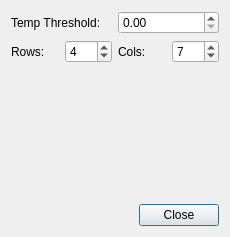
Qt form forms/ConfigDialog.ui (Knueppl/optris_intrinsic_calibration_tool) before a commit.
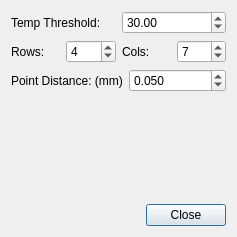
The same form after that commit.

Diff of the .ui file:
```diff
--- a/forms/ConfigDialog.ui
+++ b/forms/ConfigDialog.ui
@@ -6,7 +6,7 @@
    <rect>
     <x>0</x>
     <y>0</y>
-    <width>230</width>
+    <width>237</width>
     <height>237</height>
    </rect>
   </property>
@@ -24,7 +24,11 @@
       </widget>
      </item>
      <item>
-      <widget class="QDoubleSpinBox" name="_spinThreshold"/>
+      <widget class="QDoubleSpinBox" name="_spinThreshold">
+       <property name="value">
+        <double>30.000000000000000</double>
+       </property>
+      </widget>
      </item>
     </layout>
    </item>
@@ -66,6 +70,33 @@
      </item>
     </layout>
    </item>
+   <item>
+    <layout class="QHBoxLayout" name="horizontalLayout_4">
+     <item>
+      <widget class="QLabel" name="label_4">
+       <property name="text">
+        <string>Point Distance: (mm)</string>
+       </property>
+      </widget>
+     </item>
+     <item>
+      <widget class="QDoubleSpinBox" name="_spinDistance">
+       <property name="decimals">
+        <number>3</number>
+       </property>
+       <property name="maximum">
+        <double>99.998999999999995</double>
+       </property>
+       <property name="singleStep">
+        <double>0.010000000000000</double>
+       </property>
+       <property name="value">
+        <double>0.050000000000000</double>
+       </property>
+      </widget>
+     </item>
+    </layout>
+   </item>
    <item>
     <spacer name="verticalSpacer">
      <property name="orientation">
@@ -74,7 +105,7 @@
      <property name="sizeHint" stdset="0">
       <size>
        <width>20</width>
-       <height>99</height>
+       <height>60</height>
       </size>
      </property>
     </spacer>
```
Left out of the diff: 2 changed lines with no effect on the pictures.
